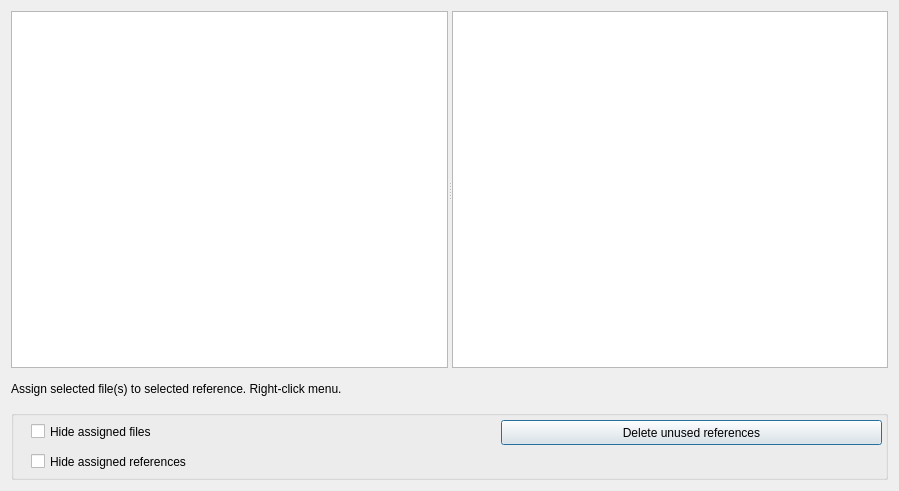
Qt form GUI_UIs/ui_reference_manager.ui (ccbogel/QualCoder) before a commit.
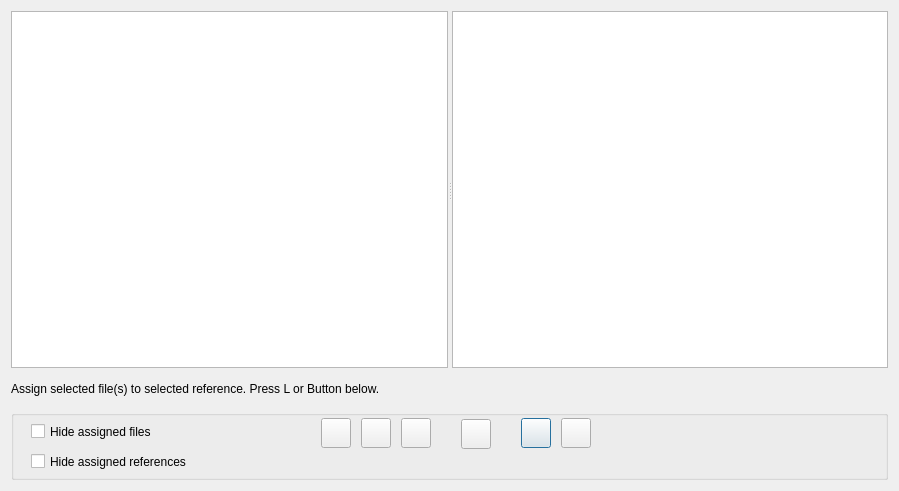
The same form after that commit.

```diff
--- a/GUI_UIs/ui_reference_manager.ui
+++ b/GUI_UIs/ui_reference_manager.ui
@@ -29,7 +29,7 @@
       </size>
      </property>
      <property name="text">
-      <string>Assign selected file(s) to selected reference. Right-click menu.</string>
+      <string>Assign selected file(s) to selected reference. Press L or Button below.</string>
      </property>
     </widget>
    </item>
@@ -59,19 +59,6 @@
      <property name="title">
       <string/>
      </property>
-     <widget class="QPushButton" name="pushButton_remove_unused">
-      <property name="geometry">
-       <rect>
-        <x>490</x>
-        <y>10</y>
-        <width>381</width>
-        <height>25</height>
-       </rect>
-      </property>
-      <property name="text">
-       <string>Delete unused references</string>
-      </property>
-     </widget>
      <widget class="QCheckBox" name="checkBox_hide_files">
       <property name="geometry">
        <rect>
@@ -98,6 +85,84 @@
        <string>Hide assigned references</string>
       </property>
      </widget>
+     <widget class="QPushButton" name="pushButton_delete_ref">
+      <property name="geometry">
+       <rect>
+        <x>510</x>
+        <y>8</y>
+        <width>30</width>
+        <height>30</height>
+       </rect>
+      </property>
+      <property name="text">
+       <string/>
+      </property>
+     </widget>
+     <widget class="QPushButton" name="pushButton_link">
+      <property name="geometry">
+       <rect>
+        <x>310</x>
+        <y>8</y>
+        <width>30</width>
+        <height>30</height>
+       </rect>
+      </property>
+      <property name="text">
+       <string/>
+      </property>
+     </widget>
+     <widget class="QPushButton" name="pushButton_unlink_ref">
+      <property name="geometry">
+       <rect>
+        <x>350</x>
+        <y>8</y>
+        <width>30</width>
+        <height>30</height>
+       </rect>
+      </property>
+      <property name="text">
+       <string/>
+      </property>
+     </widget>
+     <widget class="QPushButton" name="pushButton_unlink_file">
+      <property name="geometry">
+       <rect>
+        <x>390</x>
+        <y>8</y>
+        <width>30</width>
+        <height>30</height>
+       </rect>
+      </property>
+      <property name="text">
+       <string/>
+      </property>
+     </widget>
+     <widget class="QPushButton" name="pushButton_delete_unused_refs">
+      <property name="geometry">
+       <rect>
+        <x>550</x>
+        <y>8</y>
+        <width>30</width>
+        <height>30</height>
+       </rect>
+      </property>
+      <property name="text">
+       <string/>
+      </property>
+     </widget>
+     <widget class="QPushButton" name="pushButton_edit_ref">
+      <property name="geometry">
+       <rect>
+        <x>450</x>
+        <y>9</y>
+        <width>30</width>
+        <height>30</height>
+       </rect>
+      </property>
+      <property name="text">
+       <string/>
+      </property>
+     </widget>
     </widget>
    </item>
   </layout>
```
